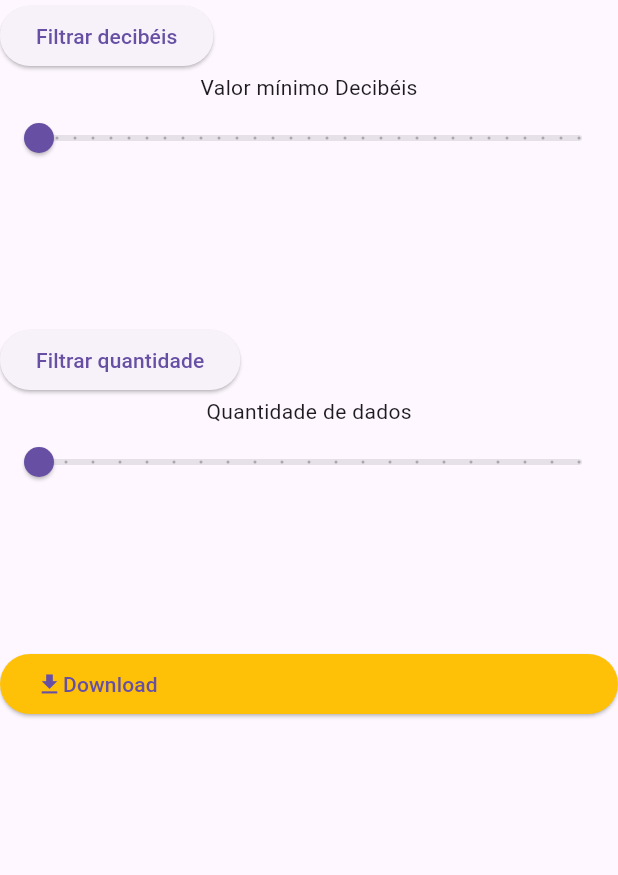
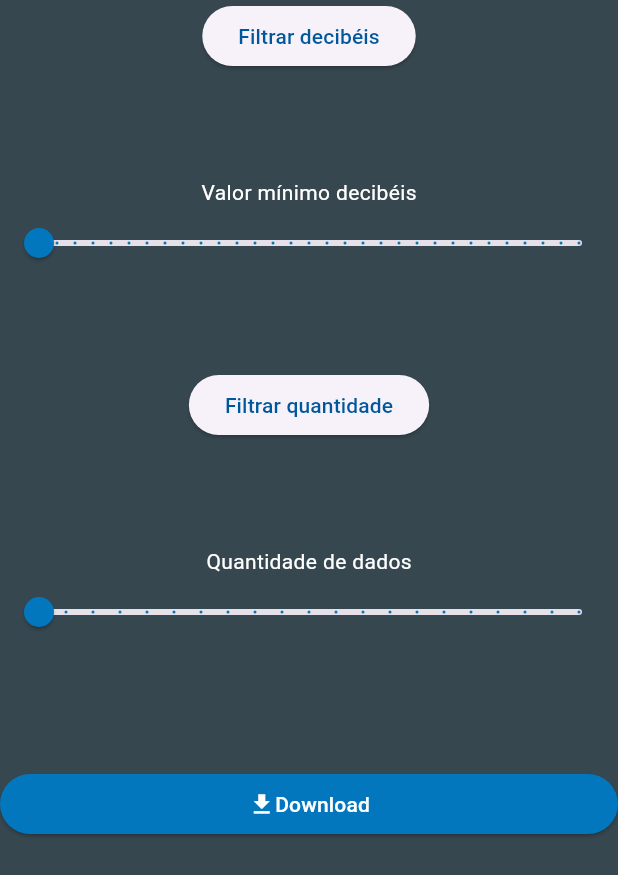
Before and after one commit to lucas-bernardino/ufsc-iniciacao-cientifica, a Flutter app: the MicFilter screen opened directly, after a tap on "Filtrar decibéis", after a tap on "Filtrar quantidade", after a tap on "Download", on a phone screen of 412 x 824 dp. Shown: the top 875 px of the screen. Run offline on Flutter 3.47's test engine with Material 3 defaults, Android fonts, the phone set to English and light mode, and no system bars; our stand-ins replace dio, syncfusion_flutter_charts; missing offline and left inert: microphone_ui; network calls fail; statements that could not run were skipped.

Commit message:
Finish decibels and time slider and add some style

```diff
--- a/ui/lib/filter.dart
+++ b/ui/lib/filter.dart
@@ -39,9 +39,10 @@ Future<void> fetchCsv(double min, double limit, String ordered) async {
   print("limit is " + limit.toString());
 
   final rs = await dio.get(
-    "http://150.162.216.92:3000/filter?min=$min&limit=${limit as int}",
+    "http://150.162.216.216:3000/filter?min=$min&limit=${limit.toInt()}",
     options: Options(responseType: ResponseType.stream),
   );
+
 
 
   final file = File('TENTATIVA.csv');
@@ -81,15 +82,23 @@ class _MicFilterState extends State<MicFilter> {
   @override
   Widget build(BuildContext context) {
     return Scaffold(
-      body: Column(children: [
-        Row(children: [ElevatedButton(onPressed: () => {setState(() {
+      backgroundColor: Colors.blueGrey.shade800,
+      body: Column(
+        children: [
+        Row(
+          mainAxisAlignment: MainAxisAlignment.center,
+          children: [
+            ElevatedButton(
+            onPressed: () => {setState(() {
           _decibels_flag = !_decibels_flag;
-        })}, child: Text("Filtrar decibéis"))],),
+        })}, child: Text("Filtrar decibéis", style: TextStyle(color: Colors.lightBlue.shade900)))],),
         Visibility(
           visible: _decibels_flag,
           child: Column(children: [
-          const Text("Valor mínimo Decibéis"),
+            SizedBox(height: 70,),
+          const Text("Valor mínimo decibéis", style: TextStyle(color: Colors.white),),
           Slider(
+            activeColor: Colors.lightBlue.shade800,
             value: _decibelsslidervalue,
             max: 1000,
             min: 400,
@@ -102,13 +111,17 @@ class _MicFilterState extends State<MicFilter> {
             },
           )
         ],),),
-        SizedBox(height: 100),
-        Row(children: [ElevatedButton(onPressed: () => {setState(() {
+        SizedBox(height: 60),
+        Row(
+          mainAxisAlignment: MainAxisAlignment.center,
+          children: [ElevatedButton(onPressed: () => {setState(() {
           _limit_flag = !_limit_flag;
-        })}, child: Text("Filtrar quantidade"))],),
+        })}, child: Text("Filtrar quantidade", style: TextStyle(color: Colors.lightBlue.shade900)))],),
         Visibility(visible: _limit_flag, child: Column(children: [
-          Text("Quantidade de dados"),
+          SizedBox(height: 70,),
+          Text("Quantidade de dados", style: TextStyle(color: Colors.white)),
           Slider(
+            activeColor: Colors.lightBlue.shade800,
             value: _limitslidervalue,
             max: 1000,
             min: 0,
@@ -122,14 +135,18 @@ class _MicFilterState extends State<MicFilter> {
           )
         ],))
         ,
-        SizedBox(height: 100,),
-        Column(children: [ElevatedButton(
+        SizedBox(height: 10,),
+        Column(
+          children: [
+            SizedBox(height: 70,),
+            ElevatedButton(
           onPressed: () { fetchCsv(_decibelsslidervalue, _limitslidervalue, "created_at"); },
-          style: ElevatedButton.styleFrom(backgroundColor: Colors.amber),
+          style: ElevatedButton.styleFrom(backgroundColor: Colors.lightBlue.shade800),
           child: const Row(
+            mainAxisAlignment: MainAxisAlignment.center,
             children: [
-              Icon(Icons.download),
-              Text("Download")
+              Icon(Icons.download, color: Colors.white,),
+              Text("Download", style: TextStyle(color: Colors.white),)
             ],
           ),
         )],)
```
